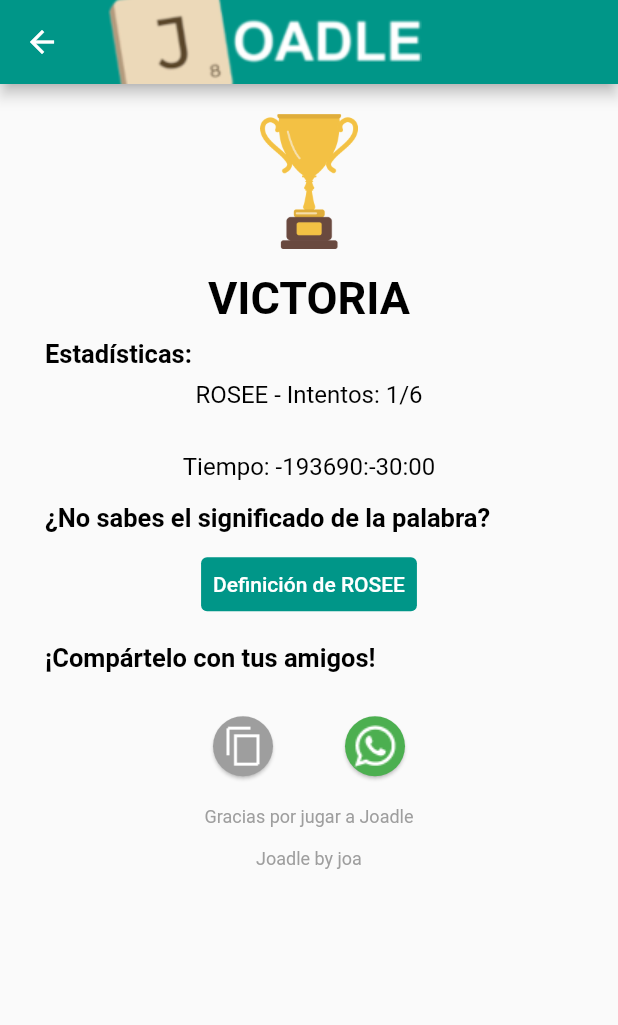
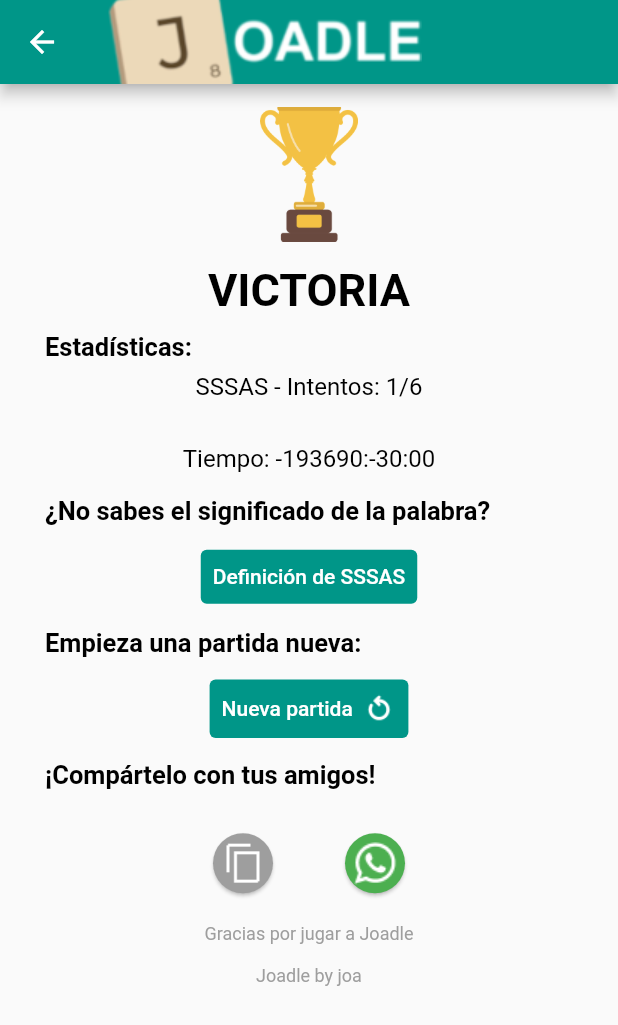
Before and after one commit to joaquinsolla/Encasillado, a Flutter app: the victory_page screen opened directly, on a phone screen of 412 x 824 dp. Shown: the top 1025 px of the screen. Run offline on Flutter 3.47's test engine with Material 2 defaults, Android fonts, the phone set to English and light mode, and no system bars; our stand-ins replace flushbar; missing offline and left inert: whatsapp_share; Roboto replaces fonts that are missing (RaleWay).

Commit message:
victory/defeat updated

```diff
--- a/TO-DO.txt
+++ b/TO-DO.txt
@@ -6,3 +6,4 @@
 -Instagram
 -Twitter
 -borde teclas teclado
+-arreglar exception victory/dialog
--- a/lib/common.dart
+++ b/lib/common.dart
@@ -227,17 +227,18 @@ class victory_page extends StatelessWidget {
 
   @override
   Widget build(BuildContext context) {
-
     update_stats();
-    infoStats = wordOfTheDayString + " - Intentos: " + (currentRow + 1).toString() + "/6";
+    infoStats =
+        wordOfTheDayString + " - Intentos: " + (currentRow + 1).toString() + "/6";
 
     return Scaffold(
         appBar: MainAppBar(context, false),
         body: Container(
-          margin: const EdgeInsets.fromLTRB(30.0, 20.0, 30.0, 0.0),
+          margin: const EdgeInsets.fromLTRB(30.0, 0.0, 30.0, 0.0),
           alignment: Alignment.topCenter,
           child: ListView(
             children: [
+              SizedBox(height: 15.0,),
               SizedBox(
                 height: 90,
                 child: Image.asset('app_files/trophy.png'),
@@ -311,7 +312,6 @@ class victory_page extends StatelessWidget {
                     decoration: TextDecoration.none,
                     fontFamily: 'RaleWay',
                   ),
-                  textAlign: TextAlign.center,
                 ),
               ),
               SizedBox(
@@ -330,7 +330,44 @@ class victory_page extends StatelessWidget {
                   ]
               ),
               SizedBox(
-                height: 15,
+                height: 10,
+              ),
+              Container(
+                alignment: Alignment.topLeft,
+                child: Text(
+                  "Empieza una partida nueva:",
+                  style: TextStyle(
+                    fontSize: 17,
+                    color: Colors.black,
+                    fontWeight: FontWeight.bold,
+                    decoration: TextDecoration.none,
+                    fontFamily: 'RaleWay',
+                  ),
+                ),
+              ),
+              SizedBox(
+                height: 10,
+              ),
+              Row(
+                  mainAxisAlignment: MainAxisAlignment.center,
+                  children: [
+                    TextButton(
+                        onPressed: (){
+
+                        },
+                        style: TextButton.styleFrom(
+                          primary: Colors.white,
+                          backgroundColor: Color(0xff009688),
+                        ),
+                        child: Row(children: [
+                          Text("Nueva partida"),
+                          SizedBox(width: 6,),
+                          Image.asset('app_files/restart_icon_without_circle.png', scale: 1.3,),
+                        ],)),
+                  ]
+              ),
+              SizedBox(
+                height: 10,
               ),
               Container(
                 alignment: Alignment.topLeft,
@@ -343,7 +380,6 @@ class victory_page extends StatelessWidget {
                     decoration: TextDecoration.none,
                     fontFamily: 'RaleWay',
                   ),
-                  textAlign: TextAlign.center,
                 ),
               ),
               SizedBox(
@@ -357,7 +393,8 @@ class victory_page extends StatelessWidget {
                       copy_to_clipboard(context);
                     },
                     elevation: 1,
-                    child: Image.asset('app_files/clipboard_logo.png'),  //Lienzo: 300px , img: 40px
+                    child: Image.asset('app_files/clipboard_logo.png'),
+                    //Lienzo: 300px , img: 40px
                     fillColor: Colors.grey,
                     shape: CircleBorder(),
                   ),
@@ -366,7 +403,8 @@ class victory_page extends StatelessWidget {
                       wpp_share();
                     },
                     elevation: 1,
-                    child: Image.asset('app_files/whatsapp_logo.png'),  //Lienzo: 280px , img: 40px
+                    child: Image.asset('app_files/whatsapp_logo.png'),
+                    //Lienzo: 280px , img: 40px
                     fillColor: Colors.green,
                     shape: CircleBorder(),
                   ),
@@ -400,17 +438,17 @@ class defeat_page extends StatelessWidget {
 
   @override
   Widget build(BuildContext context) {
-
     update_stats();
     infoStats = wordOfTheDayString + " - Intentos: X/6";
 
     return Scaffold(
         appBar: MainAppBar(context, false),
         body: Container(
-          margin: const EdgeInsets.fromLTRB(30.0, 20.0, 30.0, 0.0),
+          margin: const EdgeInsets.fromLTRB(30.0, 0.0, 30.0, 0.0),
           alignment: Alignment.topCenter,
           child: ListView(
             children: [
+              SizedBox(height: 15,),
               SizedBox(
                 height: 90,
                 child: Image.asset('app_files/defeat.png'),
@@ -484,7 +522,6 @@ class defeat_page extends StatelessWidget {
                     decoration: TextDecoration.none,
                     fontFamily: 'RaleWay',
                   ),
-                  textAlign: TextAlign.center,
                 ),
               ),
               SizedBox(
@@ -508,6 +545,43 @@ class defeat_page extends StatelessWidget {
               Container(
                 alignment: Alignment.topLeft,
                 child: Text(
+                  "Empieza una partida nueva:",
+                  style: TextStyle(
+                    fontSize: 17,
+                    color: Colors.black,
+                    fontWeight: FontWeight.bold,
+                    decoration: TextDecoration.none,
+                    fontFamily: 'RaleWay',
+                  ),
+                ),
+              ),
+              SizedBox(
+                height: 10,
+              ),
+              Row(
+                  mainAxisAlignment: MainAxisAlignment.center,
+                  children: [
+                    TextButton(
+                        onPressed: (){
+
+                        },
+                        style: TextButton.styleFrom(
+                          primary: Colors.white,
+                          backgroundColor: Color(0xff009688),
+                        ),
+                        child: Row(children: [
+                          Text("Nueva partida"),
+                          SizedBox(width: 6,),
+                          Image.asset('app_files/restart_icon_without_circle.png', scale: 1.3,),
+                        ],)),
+                  ]
+              ),
+              SizedBox(
+                height: 10,
+              ),
+              Container(
+                alignment: Alignment.topLeft,
+                child: Text(
                   "¡Compártelo con tus amigos!",
                   style: TextStyle(
                     fontSize: 17,
@@ -516,7 +590,6 @@ class defeat_page extends StatelessWidget {
                     decoration: TextDecoration.none,
                     fontFamily: 'RaleWay',
                   ),
-                  textAlign: TextAlign.center,
                 ),
               ),
               SizedBox(
@@ -530,7 +603,8 @@ class defeat_page extends StatelessWidget {
                       copy_to_clipboard(context);
                     },
                     elevation: 1,
-                    child: Image.asset('app_files/clipboard_logo.png'),  //Lienzo: 300px , img: 40px
+                    child: Image.asset('app_files/clipboard_logo.png'),
+                    //Lienzo: 300px , img: 40px
                     fillColor: Colors.grey,
                     shape: CircleBorder(),
                   ),
@@ -539,7 +613,8 @@ class defeat_page extends StatelessWidget {
                       wpp_share();
                     },
                     elevation: 1,
-                    child: Image.asset('app_files/whatsapp_logo.png'),  //Lienzo: 280px , img: 40px
+                    child: Image.asset('app_files/whatsapp_logo.png'),
+                    //Lienzo: 280px , img: 40px
                     fillColor: Colors.green,
                     shape: CircleBorder(),
                   ),
@@ -560,7 +635,6 @@ class defeat_page extends StatelessWidget {
               SizedBox(
                 height: 60,
               ),
-
             ],
           ),
         )
--- a/lib/main.dart
+++ b/lib/main.dart
@@ -10,9 +10,9 @@ void main() {
    *  --no-sound-null-safety */
 
   /** DATABASE SELECTOR */
-  selectedDatabase = bigDB;
+  //selectedDatabase = bigDB;
   //selectedDatabase = testDB0;
-  //selectedDatabase = testDB1;
+  selectedDatabase = testDB1;
   //selectedDatabase = testDB2;
 
   startDate = DateTime.now();
```
Also changed, not shown: app_files/restart_icon_without_circle.png (added). Lines whose indentation alone changed are shown as unchanged.
